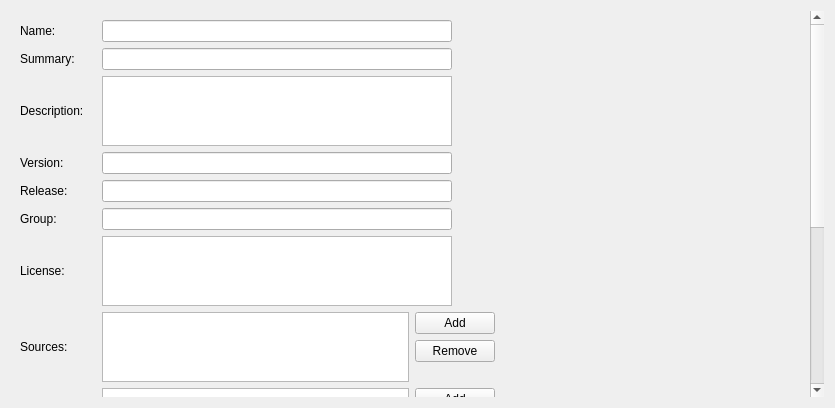
Qt form src/plugins/mer/yamleditorwidget.ui (sailfishos/sailfish-qtcreator) before a commit.
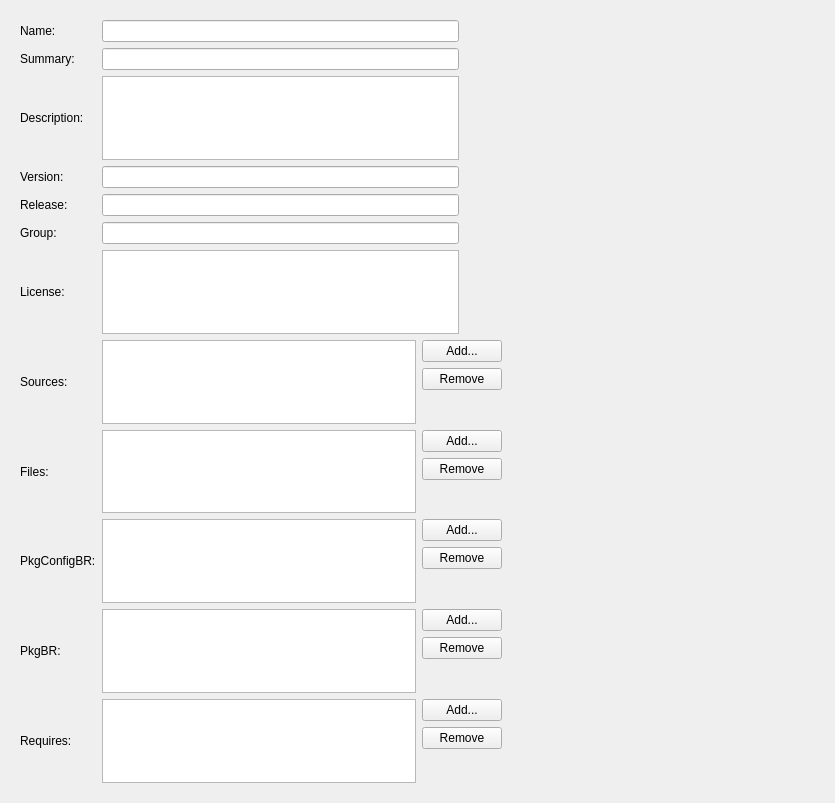
The same form after that commit.

Commit message: Jolla: YAML editor: Add functionality to Add/Remove buttons

Patch:
```diff
--- a/src/plugins/mer/yamleditorwidget.ui
+++ b/src/plugins/mer/yamleditorwidget.ui
@@ -7,7 +7,7 @@
     <x>0</x>
     <y>0</y>
     <width>835</width>
-    <height>408</height>
+    <height>803</height>
    </rect>
   </property>
   <property name="sizePolicy">
@@ -45,8 +45,8 @@
        <rect>
         <x>0</x>
         <y>0</y>
-        <width>796</width>
-        <height>829</height>
+        <width>817</width>
+        <height>785</height>
        </rect>
       </property>
       <layout class="QGridLayout" name="gridLayout_6">
@@ -261,7 +261,7 @@
          <item row="0" column="1">
           <widget class="QPushButton" name="sourcesAddButton">
            <property name="text">
-            <string>Add</string>
+            <string>Add...</string>
            </property>
           </widget>
          </item>
@@ -312,7 +312,7 @@
          <item row="0" column="1">
           <widget class="QPushButton" name="filesAddButton">
            <property name="text">
-            <string>Add</string>
+            <string>Add...</string>
            </property>
           </widget>
          </item>
@@ -359,7 +359,7 @@
          <item row="0" column="1">
           <widget class="QPushButton" name="pkgConfigBRAddButton">
            <property name="text">
-            <string>Add</string>
+            <string>Add...</string>
            </property>
           </widget>
          </item>
@@ -429,7 +429,7 @@
          <item row="0" column="1">
           <widget class="QPushButton" name="pkgBRAddButton">
            <property name="text">
-            <string>Add</string>
+            <string>Add...</string>
            </property>
           </widget>
          </item>
@@ -480,7 +480,7 @@
          <item row="0" column="1">
           <widget class="QPushButton" name="requiresAddButton">
            <property name="text">
-            <string>Add</string>
+            <string>Add...</string>
            </property>
           </widget>
          </item>
```
The commit also changes 2 other files.
